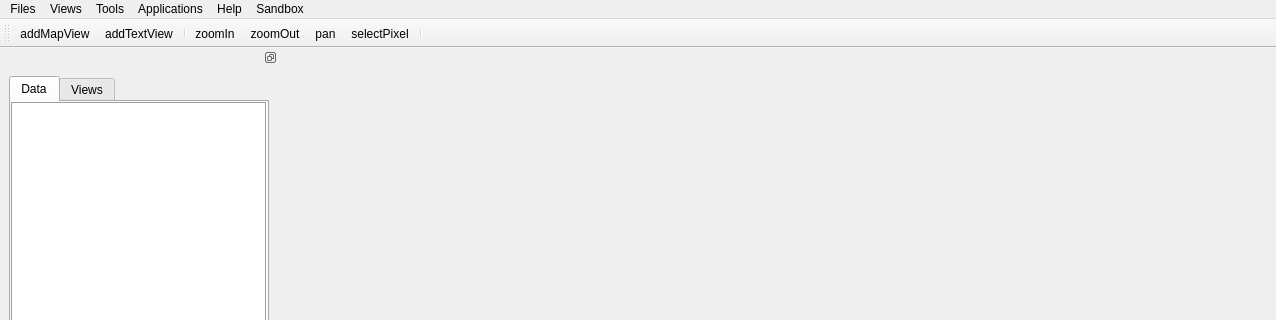
Qt form enmapbox/gui/enmapbox_gui.ui (jakimowb/enmapbox_testmigration2) before a commit; both pictures show x 0 to 1276 and y 0 to 320 of the 1276 by 755 pixel window.
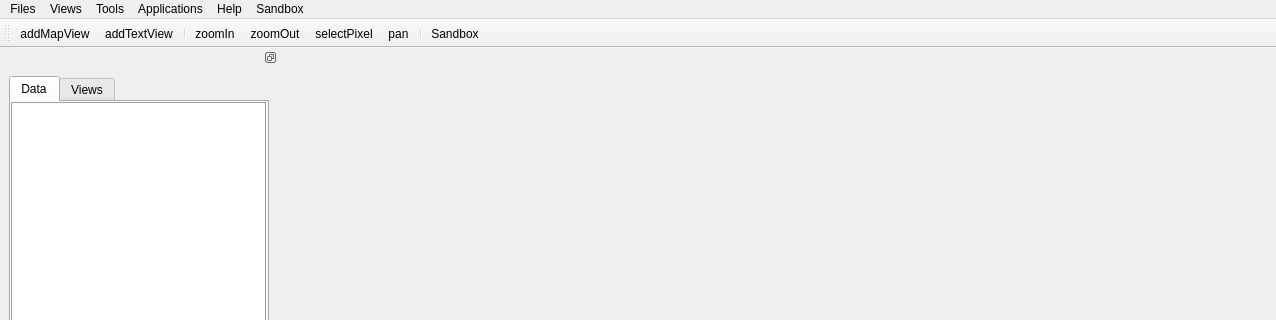
The same form after that commit. Icons and pictures are not drawn.

Commit message: added svg symbols to resource file

What changed in the file:
```diff
--- a/enmapbox/gui/enmapbox_gui.ui
+++ b/enmapbox/gui/enmapbox_gui.ui
@@ -155,16 +155,17 @@
     <enum>TopToolBarArea</enum>
    </attribute>
    <attribute name="toolBarBreak">
-    <bool>true</bool>
+    <bool>false</bool>
    </attribute>
    <addaction name="actionAddMapView"/>
    <addaction name="actionAddTextView"/>
    <addaction name="separator"/>
    <addaction name="actionZoomIn"/>
    <addaction name="actionZoomOut"/>
-   <addaction name="actionPan"/>
    <addaction name="actionSelectPixel"/>
+   <addaction name="actionPan"/>
    <addaction name="separator"/>
+   <addaction name="actionSandbox"/>
   </widget>
   <action name="actionOpen_Raster">
    <property name="text">
@@ -241,6 +242,19 @@
     <string>selectPixel</string>
    </property>
   </action>
+  <action name="actionSandbox">
+   <property name="icon">
+    <iconset>
+     <normalon>:/enmapbox/icons/link_center.svg</normalon>
+    </iconset>
+   </property>
+   <property name="text">
+    <string>Sandbox</string>
+   </property>
+   <property name="toolTip">
+    <string>selectSandbox</string>
+   </property>
+  </action>
  </widget>
  <resources>
   <include location="resources.qrc"/>
```
Left out of the diff: 15 changed lines with no effect on the pictures.
